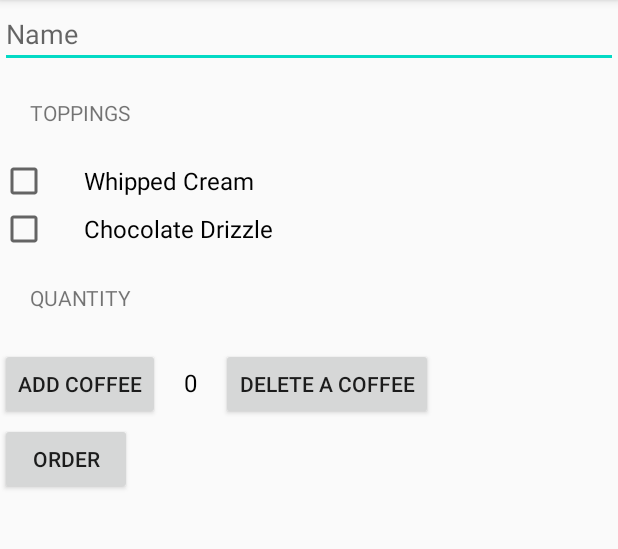
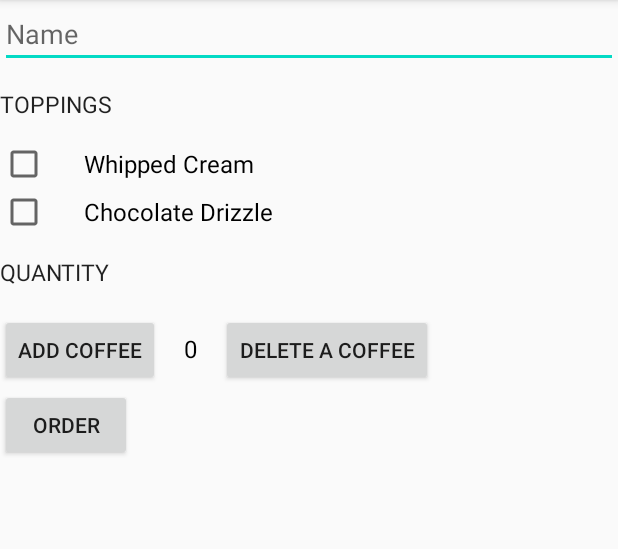
Before and after one commit to JennaKoslowski/Just-Java, an Android app: the screen it shows after launch (MainActivity), on a phone screen of 412 x 824 dp, the part 84-633 px from its top. Run offline under Robolectric (Android 15) with nearby library versions, the phone set to English and light mode, and no system bars.

Commit message:
make headers consistent

```diff
--- a/app/src/main/res/layout/activity_main.xml
+++ b/app/src/main/res/layout/activity_main.xml
@@ -13,11 +13,8 @@
         android:inputType="text"
         android:hint="@string/name"/>
     <TextView
-        android:layout_width="wrap_content"
-        android:layout_height="wrap_content"
-        android:text="@string/toppings"
-        android:textAllCaps="true"
-        android:padding="20dp"/>
+        style="@style/header"
+        android:text="@string/toppings"/>
 
     <CheckBox
         android:id="@+id/whipped_cream_checkbox"
@@ -35,11 +32,8 @@
         android:textSize="16sp"/>
 
     <TextView
-        android:layout_width="wrap_content"
-        android:layout_height="wrap_content"
-        android:text="@string/quantity"
-        android:textAllCaps="true"
-        android:padding="20dp"/>
+        style="@style/header"
+        android:text="@string/quantity" />
 
  <LinearLayout
      android:layout_width="match_parent"
--- a/app/src/main/res/values/styles.xml
+++ b/app/src/main/res/values/styles.xml
@@ -8,4 +8,14 @@
         <item name="colorAccent">@color/colorAccent</item>
     </style>
 
+    <!-- Header Text -->
+    <style name="header" parent="Theme.AppCompat.Light.DarkActionBar">
+        <!-- Customize your theme here. -->
+        <item name="android:layout_width">wrap_content</item>
+        <item name="android:gravity">center_vertical</item>
+        <item name="android:textSize">15sp</item>
+        <item name="android:layout_height">48dp</item>
+        <item name="textAllCaps">true</item>
+    </style>
+
 </resources>
```
